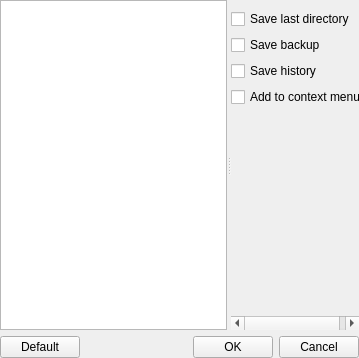
Qt form xoptionswidget.ui (horsicq/XOptions) before a commit.
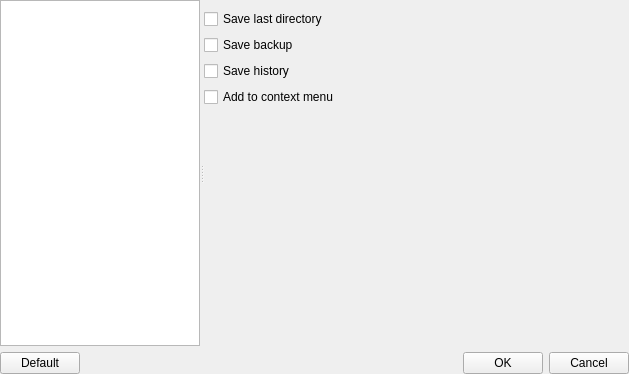
The same form after that commit. The open tabs and pages were chosen to show the change.

What changed in the file:
```diff
--- a/xoptionswidget.ui
+++ b/xoptionswidget.ui
@@ -6,10 +6,16 @@
    <rect>
     <x>0</x>
     <y>0</y>
-    <width>359</width>
-    <height>358</height>
+    <width>629</width>
+    <height>374</height>
    </rect>
   </property>
+  <property name="sizePolicy">
+   <sizepolicy hsizetype="Preferred" vsizetype="Preferred">
+    <horstretch>0</horstretch>
+    <verstretch>0</verstretch>
+   </sizepolicy>
+  </property>
   <property name="windowTitle">
    <string notr="true"/>
   </property>
@@ -32,6 +38,18 @@
       <enum>Qt::Horizontal</enum>
      </property>
      <widget class="QListWidget" name="listWidgetOptions">
+      <property name="sizePolicy">
+       <sizepolicy hsizetype="Ignored" vsizetype="Expanding">
+        <horstretch>0</horstretch>
+        <verstretch>0</verstretch>
+       </sizepolicy>
+      </property>
+      <property name="maximumSize">
+       <size>
+        <width>200</width>
+        <height>16777215</height>
+       </size>
+      </property>
       <property name="baseSize">
        <size>
         <width>150</width>
@@ -40,6 +58,12 @@
       </property>
      </widget>
      <widget class="QStackedWidget" name="stackedWidgetOptions">
+      <property name="sizePolicy">
+       <sizepolicy hsizetype="Ignored" vsizetype="Preferred">
+        <horstretch>0</horstretch>
+        <verstretch>0</verstretch>
+       </sizepolicy>
+      </property>
       <property name="currentIndex">
        <number>0</number>
       </property>
@@ -267,8 +291,8 @@
             <rect>
              <x>0</x>
              <y>0</y>
-             <width>136</width>
-             <height>113</height>
+             <width>424</width>
+             <height>342</height>
             </rect>
            </property>
            <layout class="QVBoxLayout" name="verticalLayout_6">
```
Left out of the diff: 10 changed lines with no effect on the pictures.
